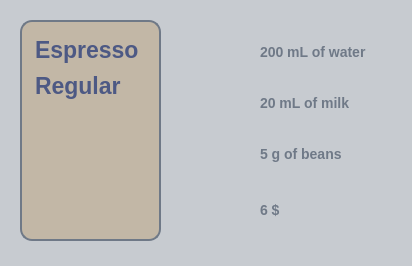
The window that CoffeeMachine/ui/coffee_customize_dialog_ui.ui (BourgonLaurent/CoffeeMachine) describes before a commit, drawn with Qt 5.
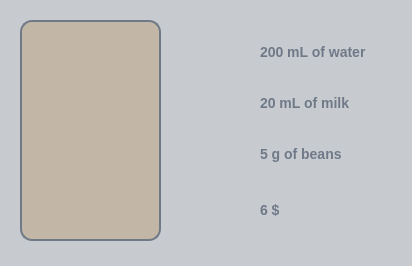
The same window after the commit.

Commit message: implemented new dialog

```diff
--- a/CoffeeMachine/ui/coffee_customize_dialog_ui.ui
+++ b/CoffeeMachine/ui/coffee_customize_dialog_ui.ui
@@ -83,16 +83,6 @@
    <property name="sortingEnabled">
     <bool>true</bool>
    </property>
-   <item>
-    <property name="text">
-     <string>Espresso</string>
-    </property>
-   </item>
-   <item>
-    <property name="text">
-     <string>Regular</string>
-    </property>
-   </item>
   </widget>
   <widget class="QWidget" name="formLayoutWidget">
    <property name="geometry">
```
The commit also changes 7 other files.
